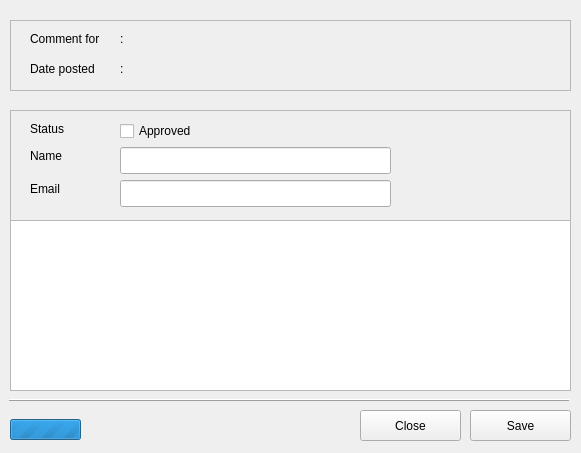
The window that gui/ui/comment.ui (ekaputra07/wpcdesk) describes before a commit, drawn with Qt 5.
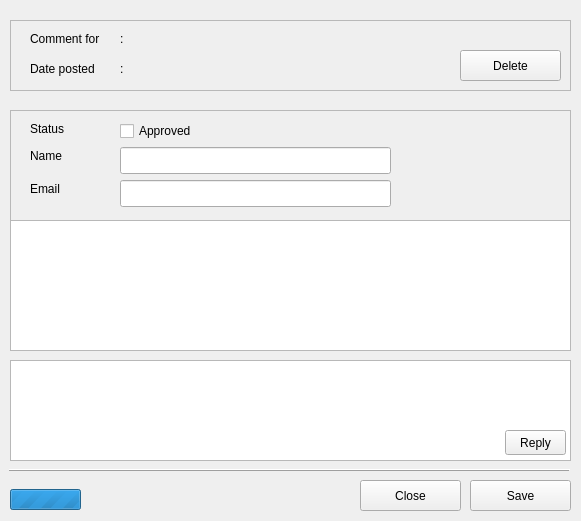
The same window after the commit. Icons and pictures are not drawn.

Commit message: Edit comment GUI and added delete comment feature

What changed in the file:
```diff
--- a/gui/ui/comment.ui
+++ b/gui/ui/comment.ui
@@ -7,19 +7,19 @@
     <x>0</x>
     <y>0</y>
     <width>581</width>
-    <height>453</height>
+    <height>521</height>
    </rect>
   </property>
   <property name="minimumSize">
    <size>
     <width>581</width>
-    <height>453</height>
+    <height>0</height>
    </size>
   </property>
   <property name="maximumSize">
    <size>
     <width>581</width>
-    <height>453</height>
+    <height>1002</height>
    </size>
   </property>
   <property name="windowTitle">
@@ -241,6 +241,23 @@
      <string/>
     </property>
    </widget>
+   <widget class="QPushButton" name="btn_delete">
+    <property name="geometry">
+     <rect>
+      <x>450</x>
+      <y>30</y>
+      <width>101</width>
+      <height>31</height>
+     </rect>
+    </property>
+    <property name="text">
+     <string>Delete</string>
+    </property>
+    <property name="icon">
+     <iconset resource="../res/main.qrc">
+      <normaloff>:/cross.png</normaloff>:/cross.png</iconset>
+    </property>
+   </widget>
   </widget>
   <widget class="QTextEdit" name="edit_comment">
    <property name="geometry">
@@ -248,7 +265,7 @@
      <x>10</x>
      <y>220</y>
      <width>561</width>
-     <height>171</height>
+     <height>131</height>
     </rect>
    </property>
   </widget>
@@ -256,7 +273,7 @@
    <property name="geometry">
     <rect>
      <x>470</x>
-     <y>410</y>
+     <y>480</y>
      <width>101</width>
      <height>31</height>
     </rect>
@@ -273,7 +290,7 @@
    <property name="geometry">
     <rect>
      <x>360</x>
-     <y>410</y>
+     <y>480</y>
      <width>101</width>
      <height>31</height>
     </rect>
@@ -290,7 +307,7 @@
    <property name="geometry">
     <rect>
      <x>10</x>
-     <y>419</y>
+     <y>489</y>
      <width>71</width>
      <height>21</height>
     </rect>
@@ -315,7 +332,7 @@
    <property name="geometry">
     <rect>
      <x>9</x>
-     <y>390</y>
+     <y>460</y>
      <width>561</width>
      <height>20</height>
     </rect>
@@ -327,6 +344,44 @@
     <enum>QFrame::Raised</enum>
    </property>
   </widget>
+  <widget class="QTextEdit" name="reply_comment">
+   <property name="geometry">
+    <rect>
+     <x>10</x>
+     <y>360</y>
+     <width>561</width>
+     <height>101</height>
+    </rect>
+   </property>
+  </widget>
+  <widget class="QToolButton" name="btn_reply">
+   <property name="geometry">
+    <rect>
+     <x>505</x>
+     <y>430</y>
+     <width>61</width>
+     <height>25</height>
+    </rect>
+   </property>
+   <property name="toolTip">
+    <string>Reply comment</string>
+   </property>
+   <property name="autoFillBackground">
+    <bool>false</bool>
+   </property>
+   <property name="text">
+    <string>Reply</string>
+   </property>
+   <property name="checkable">
+    <bool>false</bool>
+   </property>
+   <property name="autoRaise">
+    <bool>false</bool>
+   </property>
+   <property name="arrowType">
+    <enum>Qt::NoArrow</enum>
+   </property>
+  </widget>
  </widget>
  <resources>
   <include location="../res/main.qrc"/>
```
Left out of the diff: 6 changed lines with no effect on the pictures. The commit also changes 5 other files.
